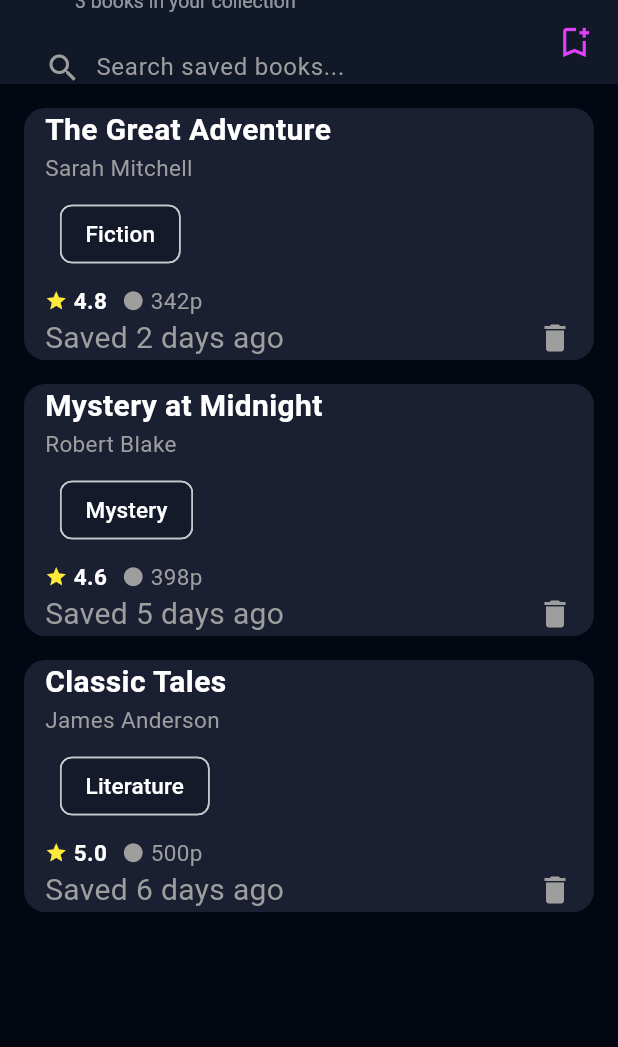
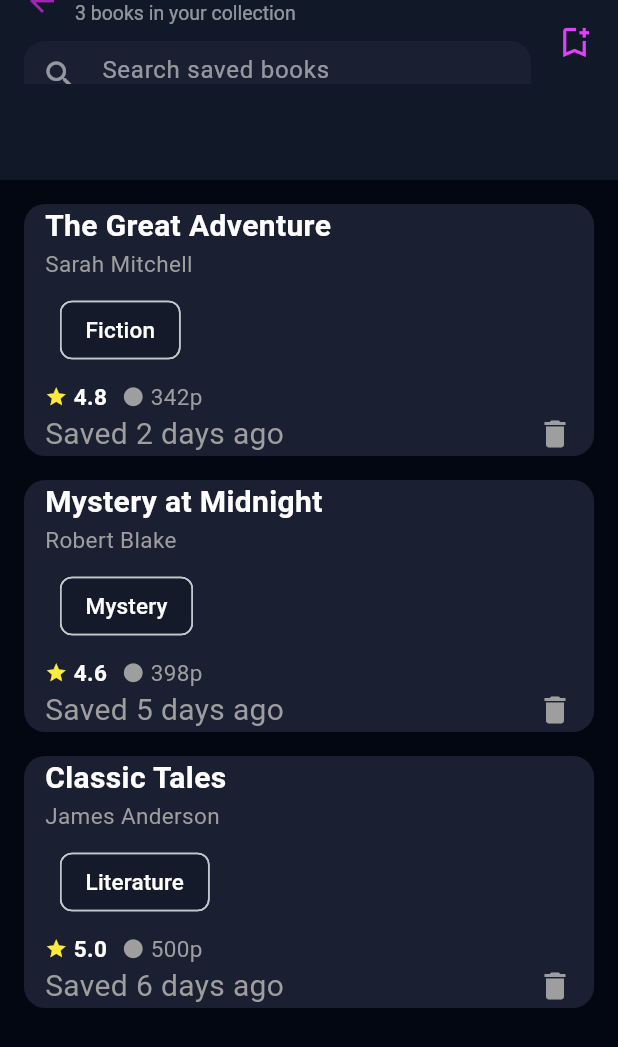
Before and after one commit to ChristianMarcellino/projectuasflutter, a Flutter app: the screen it shows after launch, on a phone screen of 412 x 824 dp. Shown: the top 1047 px of the screen. Run offline on Flutter 3.47's test engine with Material 3 defaults, Android fonts, the phone set to English and light mode, and no system bars.

Commit message:
kutak_katik

```diff
--- a/lib/screen/save_screen.dart
+++ b/lib/screen/save_screen.dart
@@ -13,8 +13,10 @@ class _SaveScreen extends State<SaveScreen> {
   Widget build(BuildContext context) {
     return Scaffold(
       backgroundColor: Color(0xFF030712),
-      //app
-      appBar: AppBar(
+      //app bar
+      appBar: PreferredSize(
+        preferredSize: Size.fromHeight(120),
+        child: AppBar(
           backgroundColor: Color(0xFF111827),
           title: Column(
             children: [
@@ -43,29 +45,28 @@ class _SaveScreen extends State<SaveScreen> {
                 ],
               ),
 
+            SizedBox(height: 10),
+
+
             Container(
-            padding: const EdgeInsets.symmetric(horizontal: 14, vertical: 12),
+              height: 45,
               decoration: BoxDecoration(
-              color: const Color(0xFF111827),
-              borderRadius : BorderRadius.circular(16),
+                color: Color(0xFF1A1F32),
+                borderRadius: BorderRadius.circular(14),
               ),
-            child: Row(
-              children: [
-                const Icon(Icons.search, color:Colors.grey),
-                const SizedBox(width: 10),
-                Expanded(
               child: TextField(
-                    style: const TextStyle(color: Colors.white),
-                    decoration: const InputDecoration(
-                      hintText: "Search saved books...",
-                      hintStyle: TextStyle(color: Colors.grey),
-                      border: InputBorder.none,
+                decoration: InputDecoration(
+                  hintText: "Search saved books",
+                  hintStyle: TextStyle(color: Colors.white54),
+                  prefixIcon: Icon(Icons.search, color: Colors.white54),
+                  filled: true,
+                  fillColor: Color(0xFF1A1F32),
+                  border: OutlineInputBorder(
+                    borderRadius: BorderRadius.circular(14),
+                    borderSide: BorderSide.none,
                   ),
                 ),
               ),
-              ],
-            ),
-
             ),
           ],
 
@@ -74,6 +75,7 @@ class _SaveScreen extends State<SaveScreen> {
             Icon(Icons.bookmark_add_outlined, color: Colors.purpleAccent, size: 26),
             SizedBox(width: 16),
           ],
+        ),
       ),
 
 
```
Also changed, not shown: pubspec.lock. Lines whose indentation alone changed are shown as unchanged.
